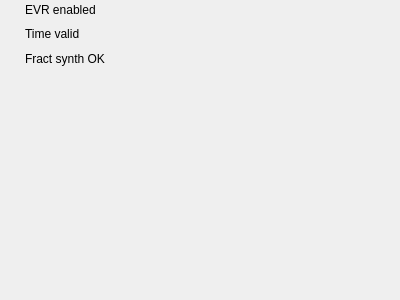
Before: the Qt Designer form evrMrmApp/opi/EVR/G_EVR_VME_main-status.ui in paulscherrerinstitute/mrfioc2, drawn with Qt 5.
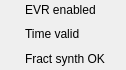
After: the same form once the commit is applied. Custom widgets are drawn as their Qt base class.

```diff
--- a/evrMrmApp/opi/EVR/G_EVR_VME_main-status.ui
+++ b/evrMrmApp/opi/EVR/G_EVR_VME_main-status.ui
@@ -6,8 +6,8 @@
    <rect>
     <x>0</x>
     <y>0</y>
-    <width>400</width>
-    <height>300</height>
+    <width>126</width>
+    <height>70</height>
    </rect>
   </property>
   <property name="windowTitle">
```
